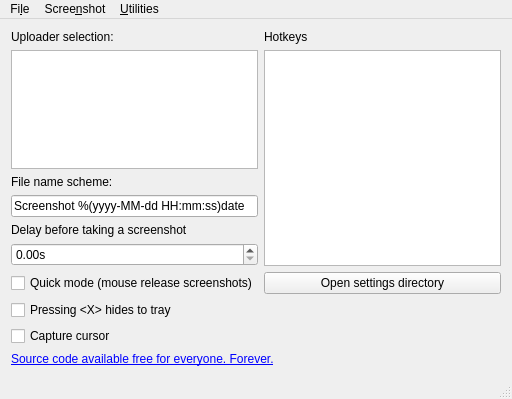
Old version of the form mainwindow.ui in the repository ArsenArsen/KShare.
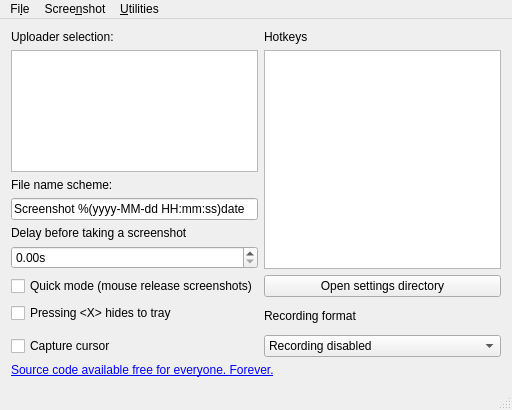
New version of the form. Icons and pictures are not drawn.

Diff of the .ui file:
```diff
--- a/mainwindow.ui
+++ b/mainwindow.ui
@@ -7,7 +7,7 @@
     <x>0</x>
     <y>0</y>
     <width>512</width>
-    <height>399</height>
+    <height>410</height>
    </rect>
   </property>
   <property name="windowTitle">
@@ -25,6 +25,18 @@
     </sizepolicy>
    </property>
    <layout class="QGridLayout" name="gridLayout">
+    <item row="9" column="1">
+     <widget class="QComboBox" name="comboBox">
+      <property name="currentIndex">
+       <number>0</number>
+      </property>
+      <item>
+       <property name="text">
+        <string>Recording disabled</string>
+       </property>
+      </item>
+     </widget>
+    </item>
     <item row="3" column="0">
      <widget class="QLineEdit" name="nameScheme">
       <property name="toolTip">
@@ -63,7 +75,7 @@
       </property>
      </widget>
     </item>
-    <item row="9" column="0" colspan="2">
+    <item row="11" column="0" colspan="2">
      <widget class="QLabel" name="label_6">
       <property name="text">
        <string>&lt;a href=&quot;https://github.com/ArsenArsen/KShare&quot;&gt;Source code available free for everyone. Forever.&lt;/a&gt;
@@ -92,13 +104,6 @@
       </property>
      </widget>
     </item>
-    <item row="7" column="0" colspan="2">
-     <widget class="QCheckBox" name="hideToTray">
-      <property name="text">
-       <string>Pressing &lt;X&gt; hides to tray</string>
-      </property>
-     </widget>
-    </item>
     <item row="1" column="1" rowspan="5">
      <widget class="QListWidget" name="hotkeys"/>
     </item>
@@ -112,13 +117,27 @@
     <item row="1" column="0">
      <widget class="QListWidget" name="uploaderList"/>
     </item>
-    <item row="8" column="0">
+    <item row="9" column="0">
      <widget class="QCheckBox" name="captureCursor">
       <property name="text">
        <string>Capture cursor</string>
       </property>
      </widget>
     </item>
+    <item row="7" column="0">
+     <widget class="QCheckBox" name="hideToTray">
+      <property name="text">
+       <string>Pressing &lt;X&gt; hides to tray</string>
+      </property>
+     </widget>
+    </item>
+    <item row="7" column="1" rowspan="2">
+     <widget class="QLabel" name="label_4">
+      <property name="text">
+       <string>Recording format</string>
+      </property>
+     </widget>
+    </item>
    </layout>
   </widget>
   <widget class="QMenuBar" name="menuBar">
```
Left out of the diff: 2 changed lines with no effect on the pictures.
